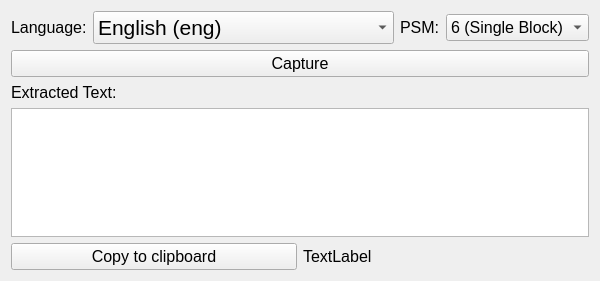
FurkannAli/py-way-ocr, file src/window.ui: the form before one commit.
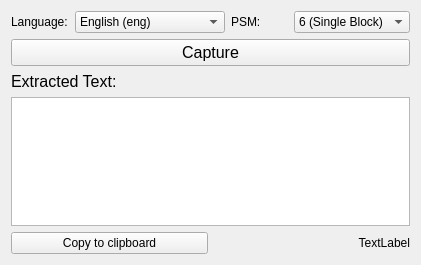
The form after the commit.

Commit message: vertical language support got added. ui improvements. aaaand a requirements.txtgit status

What changed in the file:
```diff
--- a/src/window.ui
+++ b/src/window.ui
@@ -6,8 +6,8 @@
    <rect>
     <x>0</x>
     <y>0</y>
-    <width>485</width>
-    <height>281</height>
+    <width>421</width>
+    <height>265</height>
    </rect>
   </property>
   <property name="font">
@@ -23,6 +23,11 @@
     <layout class="QHBoxLayout" name="horizontalLayout" stretch="0,0,0,0">
      <item>
       <widget class="QLabel" name="label">
+       <property name="font">
+        <font>
+         <pointsize>9</pointsize>
+        </font>
+       </property>
        <property name="text">
         <string>Language:</string>
        </property>
@@ -30,9 +35,21 @@
      </item>
      <item>
       <widget class="QComboBox" name="combo_lang">
+       <property name="sizePolicy">
+        <sizepolicy hsizetype="Preferred" vsizetype="Fixed">
+         <horstretch>0</horstretch>
+         <verstretch>0</verstretch>
+        </sizepolicy>
+       </property>
+       <property name="maximumSize">
+        <size>
+         <width>150</width>
+         <height>16777215</height>
+        </size>
+       </property>
        <property name="font">
         <font>
-         <pointsize>16</pointsize>
+         <pointsize>9</pointsize>
         </font>
        </property>
        <item>
@@ -54,6 +71,11 @@
      </item>
      <item>
       <widget class="QLabel" name="label_2">
+       <property name="font">
+        <font>
+         <pointsize>9</pointsize>
+        </font>
+       </property>
        <property name="text">
         <string>PSM:</string>
        </property>
@@ -61,6 +83,11 @@
      </item>
      <item>
       <widget class="QComboBox" name="combo_psm">
+       <property name="font">
+        <font>
+         <pointsize>9</pointsize>
+        </font>
+       </property>
        <item>
         <property name="text">
          <string>6 (Single Block)</string>
@@ -99,6 +126,11 @@
     <layout class="QHBoxLayout" name="horizontalLayout_4">
      <item>
       <widget class="QPushButton" name="btn_copy">
+       <property name="font">
+        <font>
+         <pointsize>9</pointsize>
+        </font>
+       </property>
        <property name="text">
         <string>Copy to clipboard</string>
        </property>
@@ -106,9 +138,17 @@
      </item>
      <item>
       <widget class="QLabel" name="lbl_status">
+       <property name="font">
+        <font>
+         <pointsize>9</pointsize>
+        </font>
+       </property>
        <property name="text">
         <string>TextLabel</string>
        </property>
+       <property name="alignment">
+        <set>Qt::AlignmentFlag::AlignRight|Qt::AlignmentFlag::AlignTrailing|Qt::AlignmentFlag::AlignVCenter</set>
+       </property>
       </widget>
      </item>
     </layout>
```
The commit also changes 3 other files.
